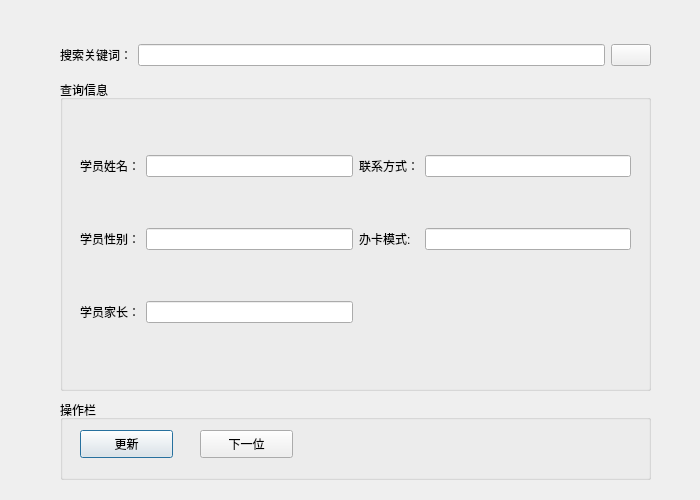
Old version of the form GUI/schUpdateWin.ui in the repository Holy-Shine/Acrotest.
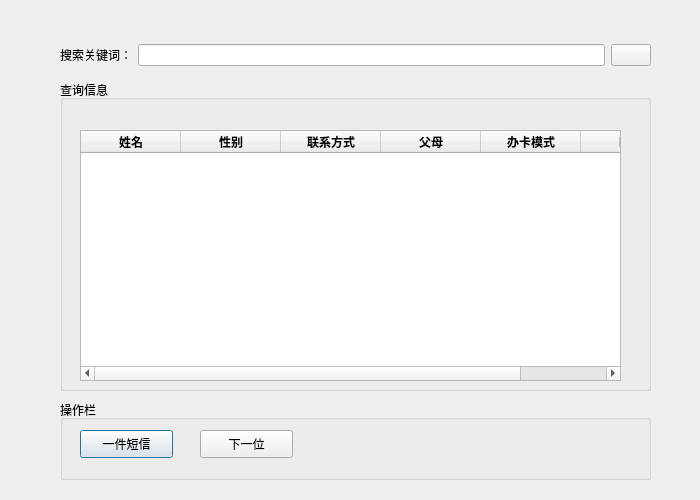
New version of the form.

Commit message: 更新了排课界面

Diff of the .ui file:
```diff
--- a/GUI/schUpdateWin.ui
+++ b/GUI/schUpdateWin.ui
@@ -37,67 +37,51 @@
    <property name="title">
     <string>查询信息</string>
    </property>
-   <widget class="QWidget" name="layoutWidget">
+   <widget class="QTableWidget" name="tb_search_result">
     <property name="geometry">
      <rect>
       <x>20</x>
-      <y>30</y>
-      <width>551</width>
-      <height>261</height>
+      <y>50</y>
+      <width>541</width>
+      <height>251</height>
      </rect>
     </property>
-    <layout class="QGridLayout" name="gridLayout_4">
-     <item row="0" column="1">
-      <widget class="QLineEdit" name="edit_name"/>
-     </item>
-     <item row="0" column="3">
-      <widget class="QLineEdit" name="edit_phone"/>
-     </item>
-     <item row="1" column="2">
-      <widget class="QLabel" name="label_5">
-       <property name="text">
-        <string>办卡模式:</string>
-       </property>
-      </widget>
-     </item>
-     <item row="2" column="1">
-      <widget class="QLineEdit" name="edit_parent"/>
-     </item>
-     <item row="1" column="0">
-      <widget class="QLabel" name="label_3">
-       <property name="text">
-        <string>学员性别：</string>
-       </property>
-      </widget>
-     </item>
-     <item row="2" column="0">
-      <widget class="QLabel" name="label_8">
-       <property name="text">
-        <string>学员家长：</string>
-       </property>
-      </widget>
-     </item>
-     <item row="0" column="2">
-      <widget class="QLabel" name="label_4">
-       <property name="text">
-        <string>联系方式：</string>
-       </property>
-      </widget>
-     </item>
-     <item row="0" column="0">
-      <widget class="QLabel" name="label_2">
-       <property name="text">
-        <string>学员姓名：</string>
-       </property>
-      </widget>
-     </item>
-     <item row="1" column="1">
-      <widget class="QLineEdit" name="edit_gender"/>
-     </item>
-     <item row="1" column="3">
-      <widget class="QLineEdit" name="edit_type"/>
-     </item>
-    </layout>
+    <property name="font">
+     <font>
+      <weight>75</weight>
+      <bold>true</bold>
+     </font>
+    </property>
+    <column>
+     <property name="text">
+      <string>姓名</string>
+     </property>
+    </column>
+    <column>
+     <property name="text">
+      <string>性别</string>
+     </property>
+    </column>
+    <column>
+     <property name="text">
+      <string>联系方式</string>
+     </property>
+    </column>
+    <column>
+     <property name="text">
+      <string>父母</string>
+     </property>
+    </column>
+    <column>
+     <property name="text">
+      <string>办卡模式</string>
+     </property>
+    </column>
+    <column>
+     <property name="text">
+      <string>时间</string>
+     </property>
+    </column>
    </widget>
   </widget>
   <widget class="QGroupBox" name="groupBox_2">
@@ -122,7 +106,7 @@
      </rect>
     </property>
     <property name="text">
-     <string>更新</string>
+     <string>一件短信</string>
     </property>
    </widget>
    <widget class="QPushButton" name="btn_next">
@@ -139,7 +123,7 @@
     </property>
    </widget>
   </widget>
-  <widget class="QWidget" name="">
+  <widget class="QWidget" name="layoutWidget">
    <property name="geometry">
     <rect>
      <x>60</x>
```
Left out of the diff: 2 changed lines with no effect on the pictures. The commit also changes 19 other files.
